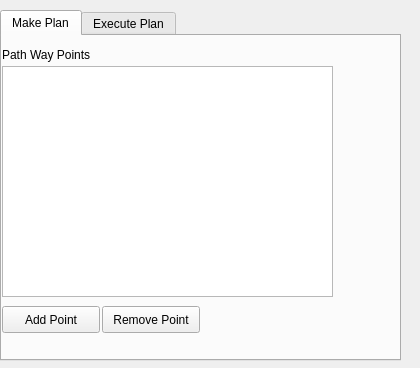
Old version of the form moveit_cartesian_planner/src/widgets/path_planning_widget.ui in the repository ros-industrial-attic/fermi.
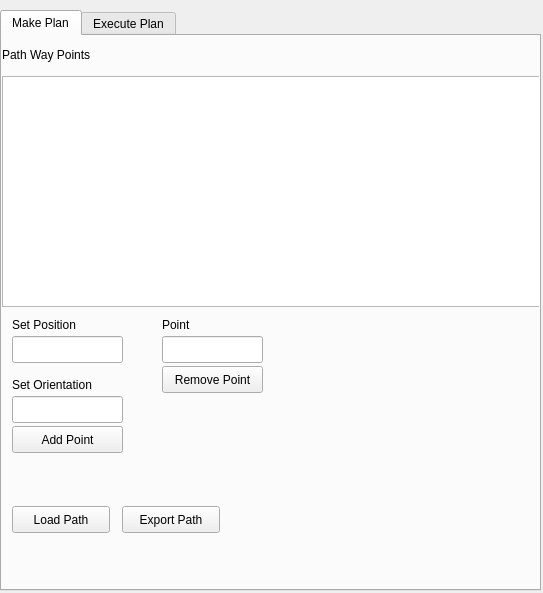
New version of the form.

```diff
--- a/moveit_cartesian_planner/src/widgets/path_planning_widget.ui
+++ b/moveit_cartesian_planner/src/widgets/path_planning_widget.ui
@@ -6,8 +6,8 @@
    <rect>
     <x>0</x>
     <y>0</y>
-    <width>420</width>
-    <height>368</height>
+    <width>543</width>
+    <height>593</height>
    </rect>
   </property>
   <property name="windowTitle">
@@ -18,8 +18,8 @@
     <rect>
      <x>0</x>
      <y>10</y>
-     <width>401</width>
-     <height>351</height>
+     <width>541</width>
+     <height>581</height>
     </rect>
    </property>
    <property name="currentIndex">
@@ -32,9 +32,9 @@
     <widget class="QPushButton" name="btn_RemovePoint">
      <property name="geometry">
       <rect>
-       <x>100</x>
-       <y>270</y>
-       <width>98</width>
+       <x>160</x>
+       <y>330</y>
+       <width>101</width>
        <height>27</height>
       </rect>
      </property>
@@ -45,9 +45,9 @@
     <widget class="QPushButton" name="btnAddPoint">
      <property name="geometry">
       <rect>
-       <x>0</x>
-       <y>270</y>
-       <width>98</width>
+       <x>10</x>
+       <y>390</y>
+       <width>111</width>
        <height>27</height>
       </rect>
      </property>
@@ -55,16 +55,6 @@
       <string>Add Point</string>
      </property>
     </widget>
-    <widget class="QTreeView" name="treeView_points">
-     <property name="geometry">
-      <rect>
-       <x>0</x>
-       <y>30</y>
-       <width>331</width>
-       <height>231</height>
-      </rect>
-     </property>
-    </widget>
     <widget class="QLabel" name="label">
      <property name="geometry">
       <rect>
@@ -78,8 +68,112 @@
       <string>Path Way Points</string>
      </property>
     </widget>
-    <zorder>btn_RemovePoint</zorder>
-    <zorder>treeView_points</zorder>
+    <widget class="QLineEdit" name="txtPos">
+     <property name="geometry">
+      <rect>
+       <x>10</x>
+       <y>300</y>
+       <width>111</width>
+       <height>27</height>
+      </rect>
+     </property>
+    </widget>
+    <widget class="QLineEdit" name="txtPointName">
+     <property name="geometry">
+      <rect>
+       <x>160</x>
+       <y>300</y>
+       <width>101</width>
+       <height>27</height>
+      </rect>
+     </property>
+    </widget>
+    <widget class="QLineEdit" name="txtOrient">
+     <property name="geometry">
+      <rect>
+       <x>10</x>
+       <y>360</y>
+       <width>111</width>
+       <height>27</height>
+      </rect>
+     </property>
+    </widget>
+    <widget class="QLabel" name="label_2">
+     <property name="geometry">
+      <rect>
+       <x>10</x>
+       <y>280</y>
+       <width>91</width>
+       <height>17</height>
+      </rect>
+     </property>
+     <property name="text">
+      <string>Set Position</string>
+     </property>
+    </widget>
+    <widget class="QLabel" name="label_3">
+     <property name="geometry">
+      <rect>
+       <x>10</x>
+       <y>340</y>
+       <width>111</width>
+       <height>17</height>
+      </rect>
+     </property>
+     <property name="text">
+      <string>Set Orientation</string>
+     </property>
+    </widget>
+    <widget class="QLabel" name="label_4">
+     <property name="geometry">
+      <rect>
+       <x>160</x>
+       <y>280</y>
+       <width>81</width>
+       <height>17</height>
+      </rect>
+     </property>
+     <property name="text">
+      <string>Point</string>
+     </property>
+    </widget>
+    <widget class="QTreeView" name="treeView">
+     <property name="geometry">
+      <rect>
+       <x>0</x>
+       <y>40</y>
+       <width>541</width>
+       <height>231</height>
+      </rect>
+     </property>
+    </widget>
+    <widget class="QPushButton" name="btn_LoadPath">
+     <property name="geometry">
+      <rect>
+       <x>10</x>
+       <y>470</y>
+       <width>98</width>
+       <height>27</height>
+      </rect>
+     </property>
+     <property name="text">
+      <string>Load Path</string>
+     </property>
+    </widget>
+    <widget class="QPushButton" name="btn_ExportPath">
+     <property name="geometry">
+      <rect>
+       <x>120</x>
+       <y>470</y>
+       <width>98</width>
+       <height>27</height>
+      </rect>
+     </property>
+     <property name="text">
+      <string>Export Path</string>
+     </property>
+    </widget>
+    <zorder>btnRemovePoint</zorder>
     <zorder>label</zorder>
     <zorder>btnAddPoint</zorder>
    </widget>
```
Left out of the diff: 11 changed lines with no effect on the pictures.
